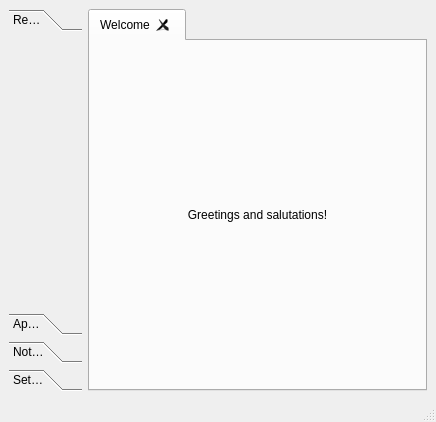
First picture: the form in src/qworkspace/qworkspace.ui, repository fluxer/bfp, before the edit.
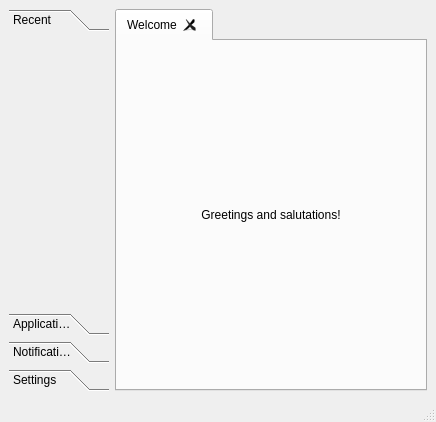
Second picture: the form after the edit. Icons and pictures are not drawn.

Commit message: removed qworkspace relience on qresources

What changed in the file:
```diff
--- a/src/qworkspace/qworkspace.ui
+++ b/src/qworkspace/qworkspace.ui
@@ -33,6 +33,18 @@
         <verstretch>0</verstretch>
        </sizepolicy>
       </property>
+      <property name="minimumSize">
+       <size>
+        <width>100</width>
+        <height>0</height>
+       </size>
+      </property>
+      <property name="maximumSize">
+       <size>
+        <width>200</width>
+        <height>16777215</height>
+       </size>
+      </property>
       <property name="currentIndex">
        <number>0</number>
       </property>
@@ -41,8 +53,8 @@
         <rect>
          <x>0</x>
          <y>0</y>
-         <width>90</width>
-         <height>266</height>
+         <width>100</width>
+         <height>286</height>
         </rect>
        </property>
        <attribute name="icon">
```
Left out of the diff: 34 changed lines with no effect on the pictures. The commit also changes 1 other file.
